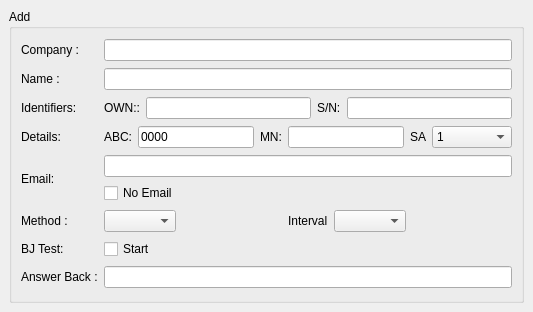
This is xml/sample/draw/Add.ui in arskom/JsQt as Qt 5 draws it before an edit. The edited form follows.
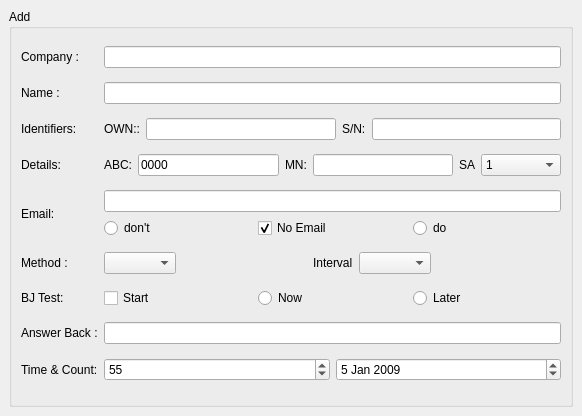
This is the edited form.

Commit message: QRadioButton partial support (without groups) / QDateEdit partial support (no default value) / QSpinBox support / NoQooxdooEquivalent warning message / numerous bug fixes

What changed in the file:
```diff
--- a/xml/sample/draw/Add.ui
+++ b/xml/sample/draw/Add.ui
@@ -5,8 +5,8 @@
    <rect>
     <x>0</x>
     <y>0</y>
-    <width>533</width>
-    <height>312</height>
+    <width>582</width>
+    <height>416</height>
    </rect>
   </property>
   <property name="windowTitle" >
@@ -33,7 +33,7 @@
          </property>
         </widget>
        </item>
-       <item row="0" column="1" >
+       <item row="0" column="2" >
         <widget class="QLineEdit" name="edtCompany" >
          <property name="readOnly" >
           <bool>true</bool>
@@ -47,7 +47,7 @@
          </property>
         </widget>
        </item>
-       <item row="1" column="1" >
+       <item row="1" column="2" >
         <widget class="QLineEdit" name="edtName" />
        </item>
        <item row="2" column="0" >
@@ -57,7 +57,7 @@
          </property>
         </widget>
        </item>
-       <item row="2" column="1" >
+       <item row="2" column="2" >
         <layout class="QHBoxLayout" name="horizontalLayout" >
          <item>
           <widget class="QLabel" name="lblIMN" >
@@ -88,7 +88,7 @@
          </property>
         </widget>
        </item>
-       <item row="3" column="1" >
+       <item row="3" column="2" >
         <layout class="QHBoxLayout" name="horizontalLayout_2" >
          <item>
           <widget class="QLabel" name="lblDNID" >
@@ -188,20 +188,6 @@
          </property>
         </widget>
        </item>
-       <item row="4" column="1" >
-        <layout class="QVBoxLayout" name="VLEmail" >
-         <item>
-          <widget class="QLineEdit" name="edtEmail" />
-         </item>
-         <item>
-          <widget class="QCheckBox" name="chkEmail" >
-           <property name="text" >
-            <string>No Email</string>
-           </property>
-          </widget>
-         </item>
-        </layout>
-       </item>
        <item row="5" column="0" >
         <widget class="QLabel" name="lblTrackingMethod" >
          <property name="text" >
@@ -209,7 +195,7 @@
          </property>
         </widget>
        </item>
-       <item row="5" column="1" >
+       <item row="5" column="2" >
         <layout class="QHBoxLayout" name="HLTrackingMethod" >
          <item>
           <widget class="QComboBox" name="comboTrackingMethod" />
@@ -259,7 +245,7 @@
          </property>
         </widget>
        </item>
-       <item row="6" column="1" >
+       <item row="6" column="2" >
         <layout class="QHBoxLayout" name="HLTest" >
          <item>
           <widget class="QCheckBox" name="chkLRITTest" >
@@ -268,6 +254,20 @@
            </property>
           </widget>
          </item>
+         <item>
+          <widget class="QRadioButton" name="radioButton_2" >
+           <property name="text" >
+            <string>Now</string>
+           </property>
+          </widget>
+         </item>
+         <item>
+          <widget class="QRadioButton" name="radioButton" >
+           <property name="text" >
+            <string>Later</string>
+           </property>
+          </widget>
+         </item>
         </layout>
        </item>
        <item row="7" column="0" >
@@ -277,9 +277,88 @@
          </property>
         </widget>
        </item>
-       <item row="7" column="1" >
+       <item row="7" column="2" >
         <widget class="QLineEdit" name="edtAnswerBack" />
        </item>
+       <item row="8" column="0" >
+        <widget class="QLabel" name="label" >
+         <property name="text" >
+          <string>Time &amp; Count:</string>
+         </property>
+        </widget>
+       </item>
+       <item row="8" column="2" >
+        <layout class="QHBoxLayout" name="horizontalLayout_4" >
+         <item>
+          <widget class="QSpinBox" name="spinBox" >
+           <property name="minimum" >
+            <number>44</number>
+           </property>
+           <property name="maximum" >
+            <number>88</number>
+           </property>
+           <property name="singleStep" >
+            <number>4</number>
+           </property>
+           <property name="value" >
+            <number>55</number>
+           </property>
+          </widget>
+         </item>
+         <item>
+          <widget class="QDateEdit" name="dateEdit" >
+           <property name="dateTime" >
+            <datetime>
+             <hour>12</hour>
+             <minute>12</minute>
+             <second>0</second>
+             <year>2009</year>
+             <month>1</month>
+             <day>5</day>
+            </datetime>
+           </property>
+          </widget>
+         </item>
+        </layout>
+       </item>
+       <item row="4" column="2" >
+        <layout class="QVBoxLayout" name="VLEmail" >
+         <item>
+          <widget class="QLineEdit" name="edtEmail" />
+         </item>
+         <item>
+          <layout class="QHBoxLayout" name="horizontalLayout_5" >
+           <item>
+            <widget class="QRadioButton" name="radioButton_4" >
+             <property name="text" >
+              <string>don't</string>
+             </property>
+            </widget>
+           </item>
+           <item>
+            <widget class="QCheckBox" name="chkEmail" >
+             <property name="text" >
+              <string>No Email</string>
+             </property>
+             <property name="checked" >
+              <bool>true</bool>
+             </property>
+             <property name="autoRepeat" >
+              <bool>false</bool>
+             </property>
+            </widget>
+           </item>
+           <item>
+            <widget class="QRadioButton" name="radioButton_3" >
+             <property name="text" >
+              <string>do</string>
+             </property>
+            </widget>
+           </item>
+          </layout>
+         </item>
+        </layout>
+       </item>
       </layout>
      </widget>
     </item>
```
Left out of the diff: 11 changed lines with no effect on the pictures. The commit also changes 6 other files.
